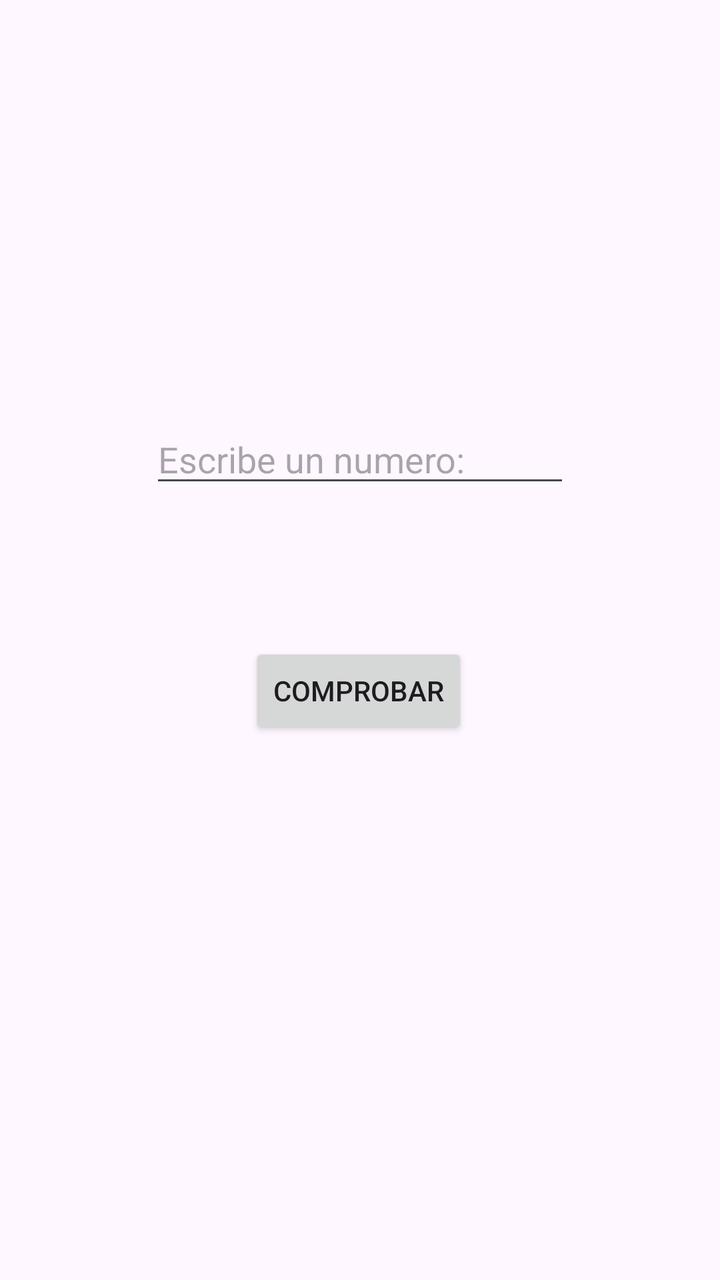
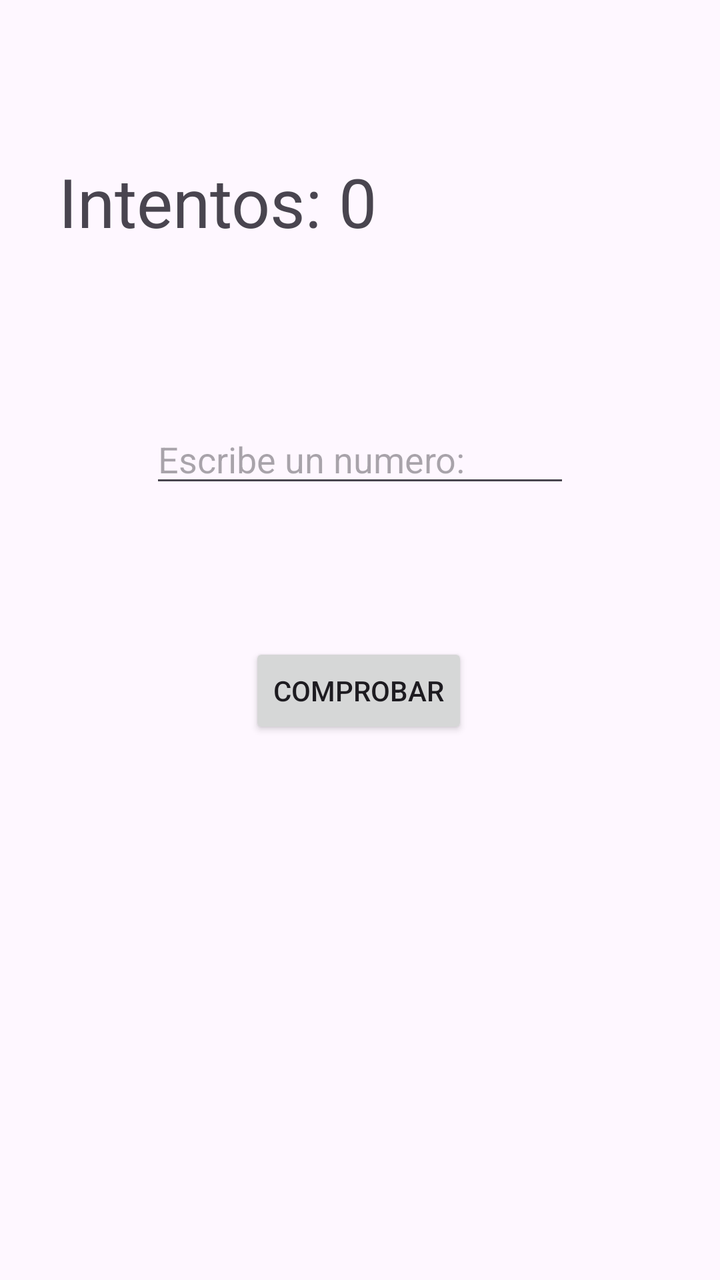

The first picture is an Android layout as it rendered before a commit; the second is the same layout after the commit. The layout source and the unified diff follow.
<!-- AndroidManifest.xml: application theme Theme.MyApplication -->
<!-- res/layout/activity_main.xml -->
<?xml version="1.0" encoding="utf-8"?>
<androidx.constraintlayout.widget.ConstraintLayout xmlns:android="http://schemas.android.com/apk/res/android"
    xmlns:app="http://schemas.android.com/apk/res-auto"
    xmlns:tools="http://schemas.android.com/tools"
    android:layout_width="match_parent"
    android:layout_height="match_parent"
    tools:context=".MainActivity">

    <Button
        android:id="@+id/button"
        android:layout_width="wrap_content"
        android:layout_height="wrap_content"
        android:text="Comprobar"
        app:layout_constraintBottom_toBottomOf="parent"
        app:layout_constraintEnd_toEndOf="parent"
        app:layout_constraintHorizontal_bias="0.498"
        app:layout_constraintStart_toStartOf="parent"
        app:layout_constraintTop_toTopOf="parent"
        app:layout_constraintVertical_bias="0.543" />

    <EditText
        android:id="@+id/editNumero"
        android:layout_width="wrap_content"
        android:layout_height="wrap_content"
        android:ems="10"
        android:hint="Escribe un numero:"
        android:inputType="number"
        app:layout_constraintBottom_toTopOf="@+id/button"
        app:layout_constraintEnd_toEndOf="parent"
        app:layout_constraintStart_toStartOf="parent"
        app:layout_constraintTop_toTopOf="parent"
        app:layout_constraintVertical_bias="0.741" />

    <ScrollView
        android:id="@+id/scrollHistorial"
        android:layout_width="332dp"
        android:layout_height="219dp"
        app:layout_constraintBottom_toBottomOf="parent"
        app:layout_constraintEnd_toEndOf="parent"
        app:layout_constraintStart_toStartOf="parent"
        app:layout_constraintTop_toBottomOf="@+id/button">

        <LinearLayout
            android:layout_width="match_parent"
            android:layout_height="wrap_content"
            android:orientation="vertical">

            <TextView
                android:id="@+id/textHistorial"
                android:layout_width="match_parent"
                android:layout_height="wrap_content" />
        </LinearLayout>
    </ScrollView>

</androidx.constraintlayout.widget.ConstraintLayout>
<!-- resources referenced by this layout -->
<resources>
  <style name="Theme.MyApplication" parent="Base.Theme.MyApplication" />
  <style name="Base.Theme.MyApplication" parent="Theme.Material3.DayNight.NoActionBar">
          
          
      </style>
</resources>

<!-- the commit's change to res/layout/activity_main.xml (unified diff, before → after) -->
@@ -52,4 +52,17 @@
         </LinearLayout>
     </ScrollView>
 
+    <TextView
+        android:id="@+id/contador"
+        android:layout_width="wrap_content"
+        android:layout_height="wrap_content"
+        android:text="Intentos: 0"
+        android:textSize="34sp"
+        app:layout_constraintBottom_toBottomOf="parent"
+        app:layout_constraintEnd_toEndOf="parent"
+        app:layout_constraintHorizontal_bias="0.147"
+        app:layout_constraintStart_toStartOf="parent"
+        app:layout_constraintTop_toTopOf="parent"
+        app:layout_constraintVertical_bias="0.131" />
+
 </androidx.constraintlayout.widget.ConstraintLayout>
